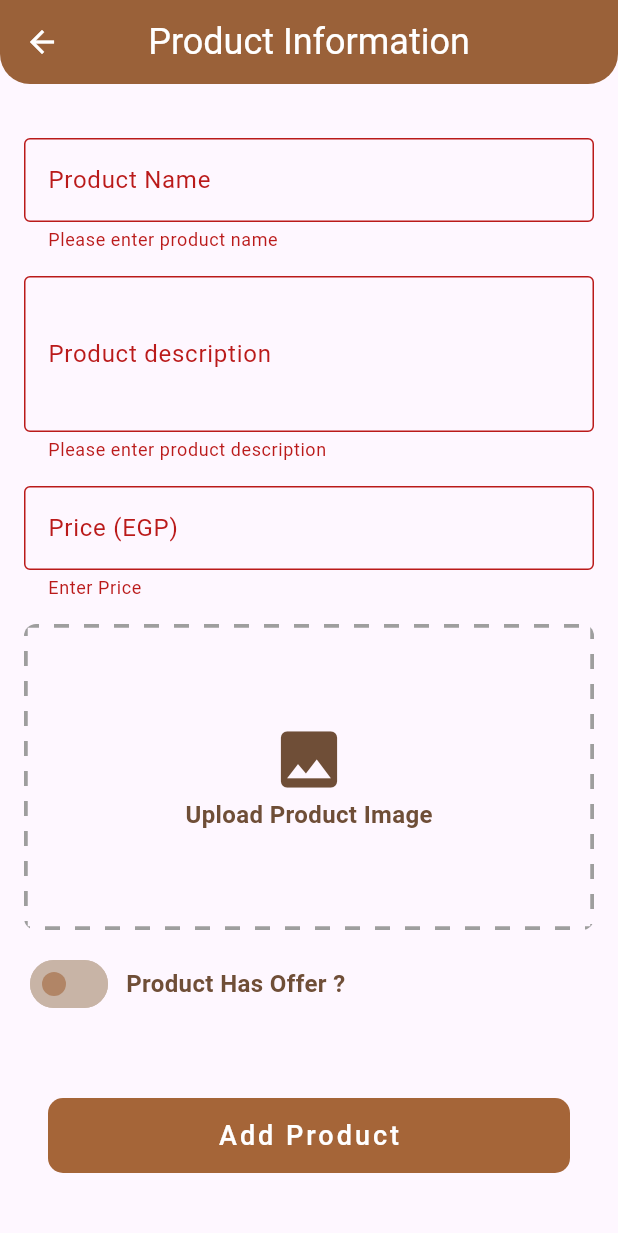
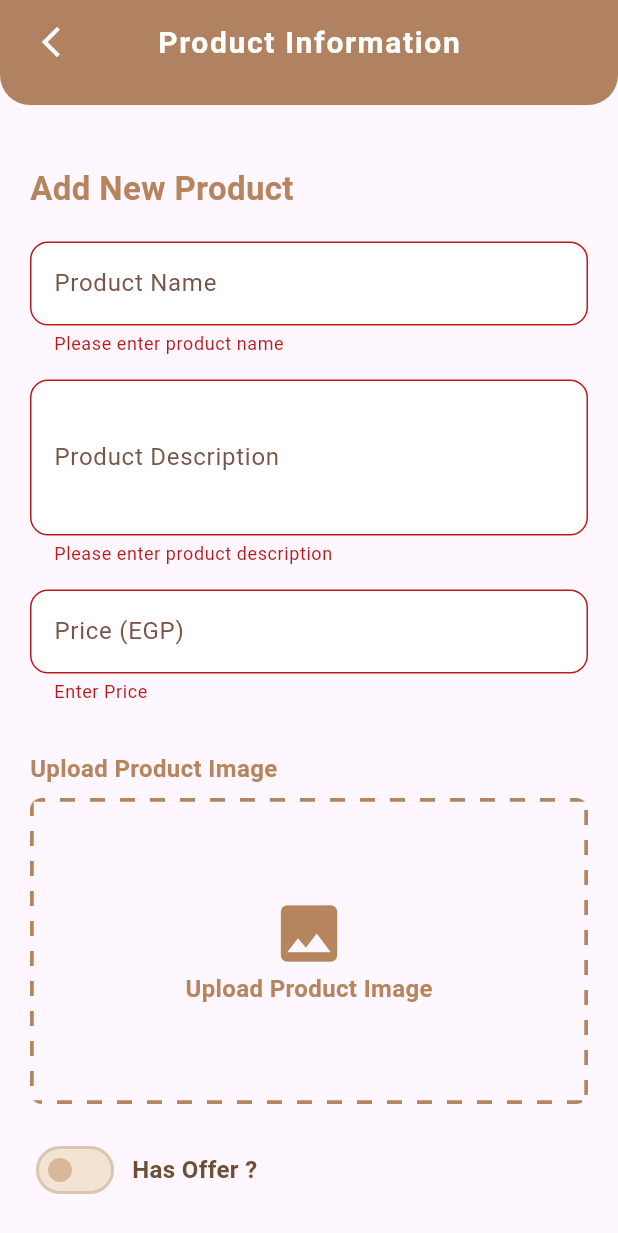
Before and after one commit to Moatasem-Official/CRUD-Mix-Cafe-App, a Flutter app: the ProductInformationForm screen opened by its route, after a tap on "Add Product", on a phone screen of 412 x 824 dp. Shown: the top 1233 px of the screen. Run offline on Flutter 3.47's test engine with Material 3 defaults, Android fonts, the phone set to English and light mode, and no system bars; drawn by our look-alikes of dotted_border; our stand-ins replace animated_notch_bottom_bar, device_preview, fl_chart, flutter_rating_bar, font_awesome_flutter, water_drop_nav_bar.

Commit message:
Improve Add Product Info Form Screen UI

```diff
--- a/lib/presentation/screens/admin/product_information_form.dart
+++ b/lib/presentation/screens/admin/product_information_form.dart
@@ -20,20 +20,32 @@ class _ProductInformationFormState extends State<ProductInformationForm> {
   @override
   Widget build(BuildContext context) {
     return Scaffold(
-      appBar: AppBar(
-        iconTheme: const IconThemeData(color: Colors.white),
-        shape: const RoundedRectangleBorder(
-          borderRadius: BorderRadius.vertical(bottom: Radius.circular(20)),
+      appBar: PreferredSize(
+        preferredSize: const Size.fromHeight(70),
+        child: AppBar(
+          backgroundColor: const Color(0xFFB6855E), // كابتشينو ناعم
+          elevation: 2,
+          shape: const RoundedRectangleBorder(
+            borderRadius: BorderRadius.vertical(bottom: Radius.circular(20)),
+          ),
+          centerTitle: true,
+          title: const Text(
+            'Product Information',
+            style: TextStyle(
+              fontSize: 20,
+              fontWeight: FontWeight.w600,
+              color: Colors.white,
+              letterSpacing: 1.1,
+            ),
+          ),
+          leading: Padding(
+            padding: const EdgeInsets.only(left: 12),
+            child: IconButton(
+              icon: const Icon(Icons.arrow_back_ios_new, color: Colors.white),
+              onPressed: () => Navigator.of(context).pop(),
+            ),
+          ),
         ),
-        title: const Text(
-          'Product Information',
-          style: TextStyle(fontSize: 24, color: Colors.white),
-        ),
-        backgroundColor: const Color.fromARGB(255, 154, 97, 57),
-        centerTitle: true,
-        automaticallyImplyLeading: true,
-        surfaceTintColor: const Color.fromARGB(255, 154, 97, 57),
-        elevation: 0,
       ),
       body: SingleChildScrollView(
         scrollDirection: Axis.vertical,
--- a/lib/presentation/widgets/admin/Products_Screen_Widgets/custom_add_product_info_form.dart
+++ b/lib/presentation/widgets/admin/Products_Screen_Widgets/custom_add_product_info_form.dart
@@ -42,49 +42,39 @@ class _CustomAddProductInformationFormState
     return Form(
       key: widget._formKey,
       child: SingleChildScrollView(
-        padding: const EdgeInsets.all(16),
+        padding: const EdgeInsets.all(20),
         child: Column(
           crossAxisAlignment: CrossAxisAlignment.start,
           children: [
-            // اسم المنتج
-            Material(
-              child: TextFormField(
-                controller: widget._nameController,
-                decoration: const InputDecoration(
-                  labelText: 'Product Name',
-                  border: OutlineInputBorder(),
-                ),
-                validator: (value) => value == null || value.isEmpty
-                    ? 'Please enter product name'
-                    : null,
+            const Text(
+              "Add New Product",
+              style: TextStyle(
+                fontSize: 22,
+                fontWeight: FontWeight.bold,
+                color: Color(0xFFB6855E),
               ),
             ),
-            const SizedBox(height: 16),
+            const SizedBox(height: 20),
+
+            // اسم المنتج
+            _buildStyledField(
+              controller: widget._nameController,
+              label: 'Product Name',
+              validatorMessage: 'Please enter product name',
+            ),
 
             // وصف المنتج
-            Material(
-              child: TextFormField(
+            _buildStyledField(
               controller: widget._descController,
-                decoration: const InputDecoration(
-                  labelText: 'Product description',
-                  border: OutlineInputBorder(),
+              label: 'Product Description',
+              maxLines: 3,
+              validatorMessage: 'Please enter product description',
             ),
-                maxLines: 3,
-                validator: (value) => value == null || value.isEmpty
-                    ? 'Please enter product description'
-                    : null,
-              ),
-            ),
-            const SizedBox(height: 16),
 
             // السعر
-            Material(
-              child: TextFormField(
+            _buildStyledField(
               controller: widget._priceController,
-                decoration: const InputDecoration(
-                  labelText: 'Price (EGP)',
-                  border: OutlineInputBorder(),
-                ),
+              label: 'Price (EGP)',
               keyboardType: TextInputType.number,
               validator: (value) {
                 if (value == null || value.isEmpty) {
@@ -96,58 +86,97 @@ class _CustomAddProductInformationFormState
                 return null;
               },
             ),
-            ),
+
             const SizedBox(height: 16),
 
-            // اختيار الصورة (في الوقت الحالي: رابط)
+            // تحميل صورة المنتج
+            const Text(
+              "Upload Product Image",
+              style: TextStyle(
+                fontWeight: FontWeight.w600,
+                fontSize: 16,
+                color: Color(0xFFB6855E),
+              ),
+            ),
+            const SizedBox(height: 8),
             CustomUplaodImageContainer(imageUrl: widget._imageUrl),
-            const SizedBox(height: 16),
+
+            const SizedBox(height: 20),
+
+            // Switch العرض
             Row(
-              spacing: 8,
               children: [
                 Switch(
-                  activeColor: Color.fromARGB(255, 165, 101, 56),
-                  inactiveThumbColor: Color.fromARGB(255, 177, 133, 102),
-                  inactiveTrackColor: Color.fromARGB(255, 200, 180, 166),
-                  materialTapTargetSize: MaterialTapTargetSize.shrinkWrap,
-                  trackOutlineColor: WidgetStateProperty.all(
-                    Color.fromARGB(255, 200, 180, 166),
-                  ),
                   value: widget.isHasOffer,
                   onChanged: (value) {
-                    setState(() {
-                      widget.isHasOffer = value;
-                    });
+                    setState(() => widget.isHasOffer = value);
                   },
+                  activeColor: const Color(0xFF8B5E3C), // بني غني
+                  inactiveThumbColor: const Color(0xFFD7B899), // بيج ناعم
+                  inactiveTrackColor: const Color(
+                    0xFFF3E3D3,
+                  ), // بيج أفتح لمسار التراك
+                  trackOutlineColor: WidgetStateProperty.all(
+                    const Color(0xFFDCC6B1), // تحديد بسيط للمسار
                   ),
+                  splashRadius: 20,
+                ),
+                const SizedBox(width: 8),
                 const Text(
-                  'Product Has Offer ?',
+                  "Has Offer ?",
                   style: TextStyle(
                     fontSize: 16,
-                    fontWeight: FontWeight.bold,
+                    fontWeight: FontWeight.w600,
                     color: Color(0xFF6F4E37),
                   ),
                 ),
               ],
             ),
+            // تفاصيل العرض
+            if (widget.isHasOffer) ...[
               const SizedBox(height: 16),
-
-            // صورة العرض (في الوقت الحالي: رابط)
-            if (widget.isHasOffer)
+              const Text(
+                "Offer Details",
+                style: TextStyle(
+                  fontWeight: FontWeight.w600,
+                  fontSize: 16,
+                  color: Color(0xFFB6855E),
+                ),
+              ),
+              const SizedBox(height: 8),
               CustomWidgetIfProductHasOffer(
                 offerImageUrl: widget.offerImageUrl,
                 offerController: widget._offerPriceController,
               ),
+            ],
 
-            const SizedBox(height: 24),
+            const SizedBox(height: 28),
 
-            // زر الإضافة
+            // زر إضافة المنتج
             Center(
-              child: CustomButton(
-                buttonText: 'Add Product',
+              child: FilledButton.icon(
                 onPressed: () {
-                  if (widget._formKey.currentState!.validate()) {}
+                  if (widget._formKey.currentState!.validate()) {
+                    // Logic Here
+                  }
                 },
+                icon: const Icon(Icons.add_circle_outline),
+                label: const Text("Add Product"),
+                style: FilledButton.styleFrom(
+                  backgroundColor: const Color(0xFFB6855E),
+                  foregroundColor: Colors.white,
+                  padding: const EdgeInsets.symmetric(
+                    horizontal: 24,
+                    vertical: 14,
+                  ),
+                  shape: RoundedRectangleBorder(
+                    borderRadius: BorderRadius.circular(12),
+                  ),
+                  textStyle: const TextStyle(
+                    fontSize: 16,
+                    fontWeight: FontWeight.bold,
+                  ),
+                ),
               ),
             ),
           ],
@@ -156,3 +185,35 @@ class _CustomAddProductInformationFormState
     );
   }
 }
+
+Widget _buildStyledField({
+  required TextEditingController controller,
+  required String label,
+  int maxLines = 1,
+  TextInputType keyboardType = TextInputType.text,
+  String? Function(String?)? validator,
+  String? validatorMessage,
+}) {
+  return Padding(
+    padding: const EdgeInsets.only(bottom: 16),
+    child: TextFormField(
+      controller: controller,
+      keyboardType: keyboardType,
+      maxLines: maxLines,
+      validator:
+          validator ??
+          (value) => value == null || value.isEmpty ? validatorMessage : null,
+      decoration: InputDecoration(
+        labelText: label,
+        filled: true,
+        fillColor: Colors.white,
+        labelStyle: const TextStyle(color: Colors.brown),
+        border: OutlineInputBorder(borderRadius: BorderRadius.circular(12)),
+        focusedBorder: OutlineInputBorder(
+          borderSide: const BorderSide(color: Colors.brown),
+          borderRadius: BorderRadius.circular(12),
+        ),
+      ),
+    ),
+  );
+}
--- a/lib/presentation/widgets/admin/Products_Screen_Widgets/custom_upload_image_container.dart
+++ b/lib/presentation/widgets/admin/Products_Screen_Widgets/custom_upload_image_container.dart
@@ -13,7 +13,7 @@ class CustomUplaodImageContainer extends StatelessWidget {
         options: RectDottedBorderOptions(
           dashPattern: [10, 10],
           strokeWidth: 5,
-          color: Colors.grey,
+          color: const Color(0xFFB6855E),
         ),
         child: Container(
           width: double.infinity,
@@ -24,12 +24,12 @@ class CustomUplaodImageContainer extends StatelessWidget {
                 ? const Column(
                     mainAxisAlignment: MainAxisAlignment.center,
                     children: [
-                      Icon(Icons.image, size: 50, color: Color(0xFF6F4E37)),
+                      Icon(Icons.image, size: 50, color: Color(0xFFB6855E)),
                       Text(
                         'Upload Product Image',
                         style: TextStyle(
                           fontSize: 16,
-                          color: Color(0xFF6F4E37),
+                          color: Color(0xFFB6855E),
                           fontWeight: FontWeight.bold,
                         ),
                       ),
```
Also changed, not shown: lib/presentation/widgets/admin/Categories_Screen_Widgets/custom_adding_category_form.dart (+68 -29 lines), lib/presentation/widgets/admin/Products_Screen_Widgets/custom_product_offer_widget.dart (+47 -20 lines). Lines whose indentation alone changed are shown as unchanged.
